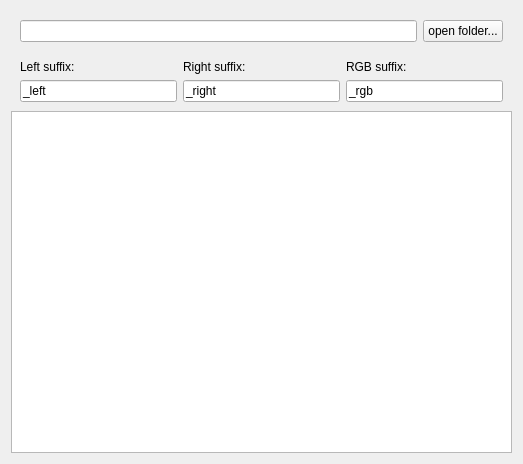
Above: libs/gui/fixedstereosequenceeditor.ui from french-paragon/steviapp before the change. Below: the same form after it.
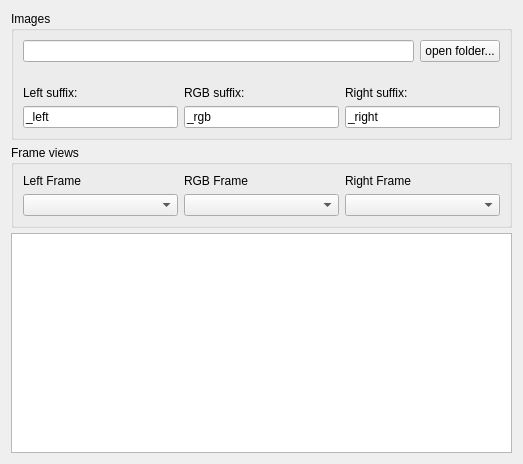
That is the form after the change.

Commit message: Add a way to attach the frame indicating the position of fixed stereo sequences.

Diff of the .ui file:
```diff
--- a/libs/gui/fixedstereosequenceeditor.ui
+++ b/libs/gui/fixedstereosequenceeditor.ui
@@ -15,6 +15,24 @@
   </property>
   <layout class="QVBoxLayout" name="verticalLayout">
    <property name="spacing">
+    <number>5</number>
+   </property>
+   <item>
+    <widget class="QGroupBox" name="groupBox">
+     <property name="title">
+      <string>Images</string>
+     </property>
+     <layout class="QVBoxLayout" name="verticalLayout_2">
+      <property name="leftMargin">
+       <number>0</number>
+      </property>
+      <property name="topMargin">
+       <number>0</number>
+      </property>
+      <property name="rightMargin">
+       <number>0</number>
+      </property>
+      <property name="bottomMargin">
     <number>0</number>
    </property>
    <item>
@@ -36,45 +54,87 @@
    <item>
     <widget class="QWidget" name="widget_2" native="true">
      <layout class="QGridLayout" name="gridLayout">
-      <item row="1" column="1">
-       <widget class="QLineEdit" name="right_suffix_edit">
-        <property name="text">
-         <string>_right</string>
-        </property>
-       </widget>
-      </item>
-      <item row="1" column="0">
+         <item row="2" column="0">
        <widget class="QLineEdit" name="left_suffix_edit">
         <property name="text">
          <string>_left</string>
         </property>
        </widget>
       </item>
-      <item row="1" column="2">
-       <widget class="QLineEdit" name="rgb_suffix_edit">
+         <item row="2" column="2">
+          <widget class="QLineEdit" name="right_suffix_edit">
         <property name="text">
-         <string>_rgb</string>
+            <string>_right</string>
         </property>
        </widget>
       </item>
-      <item row="0" column="0">
+         <item row="1" column="0">
        <widget class="QLabel" name="left_suffix_label">
         <property name="text">
          <string>Left suffix:</string>
         </property>
        </widget>
       </item>
-      <item row="0" column="1">
+         <item row="1" column="2">
        <widget class="QLabel" name="right_suffix_label">
         <property name="text">
          <string>Right suffix:</string>
         </property>
        </widget>
       </item>
-      <item row="0" column="2">
+         <item row="2" column="1">
+          <widget class="QLineEdit" name="rgb_suffix_edit">
+           <property name="text">
+            <string>_rgb</string>
+           </property>
+          </widget>
+         </item>
+         <item row="1" column="1">
        <widget class="QLabel" name="rgb_suffix_label">
         <property name="text">
          <string>RGB suffix:</string>
+           </property>
+          </widget>
+         </item>
+        </layout>
+       </widget>
+      </item>
+     </layout>
+    </widget>
+   </item>
+   <item>
+    <widget class="QGroupBox" name="groupBox_2">
+     <property name="title">
+      <string>Frame views</string>
+     </property>
+     <layout class="QGridLayout" name="gridLayout_2">
+      <item row="1" column="0">
+       <widget class="QComboBox" name="leftViewSelect"/>
+      </item>
+      <item row="1" column="2">
+       <widget class="QComboBox" name="rightViewSelect"/>
+      </item>
+      <item row="1" column="1">
+       <widget class="QComboBox" name="rgbViewSelect"/>
+      </item>
+      <item row="0" column="0">
+       <widget class="QLabel" name="leftViewSelectLabel">
+        <property name="text">
+         <string>Left Frame</string>
+        </property>
+       </widget>
+      </item>
+      <item row="0" column="1">
+       <widget class="QLabel" name="rgbViewSelectLabel">
+        <property name="text">
+         <string>RGB Frame</string>
+        </property>
+       </widget>
+      </item>
+      <item row="0" column="2">
+       <widget class="QLabel" name="rightViewSelectLabel">
+        <property name="text">
+         <string>Right Frame</string>
         </property>
        </widget>
       </item>
```
Lines whose indentation alone changed are shown as unchanged. The commit also changes 6 other files.
